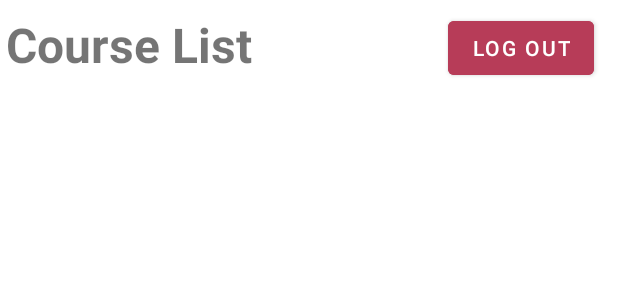
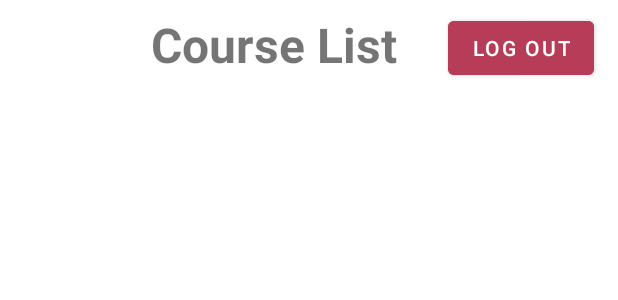
Before and after one commit to YimoShen-86/CSCB07-Project, an Android app: the layout activity_admin_course_list.xml on its own in the app's theme, with its tools: preview values and no code run, on a phone screen of 412 x 824 dp. Shown: the top 300 px of the screen. Run offline under Robolectric (Android 15) with nearby library versions, the phone set to English and light mode, and no system bars.

Commit message:
Fix some bugs in AdminCourseList
By Mianli Wang

```diff
--- a/app/src/main/res/layout/activity_admin_course_list.xml
+++ b/app/src/main/res/layout/activity_admin_course_list.xml
@@ -25,7 +25,7 @@
         android:textStyle="bold"
         app:layout_constraintBottom_toTopOf="@+id/courseListView"
         app:layout_constraintEnd_toEndOf="@+id/courseListView"
-        app:layout_constraintHorizontal_bias="0.0"
+        app:layout_constraintHorizontal_bias="0.425"
         app:layout_constraintStart_toStartOf="@+id/courseListView"
         app:layout_constraintTop_toTopOf="parent"
         app:layout_constraintVertical_bias="0.0" />
```
